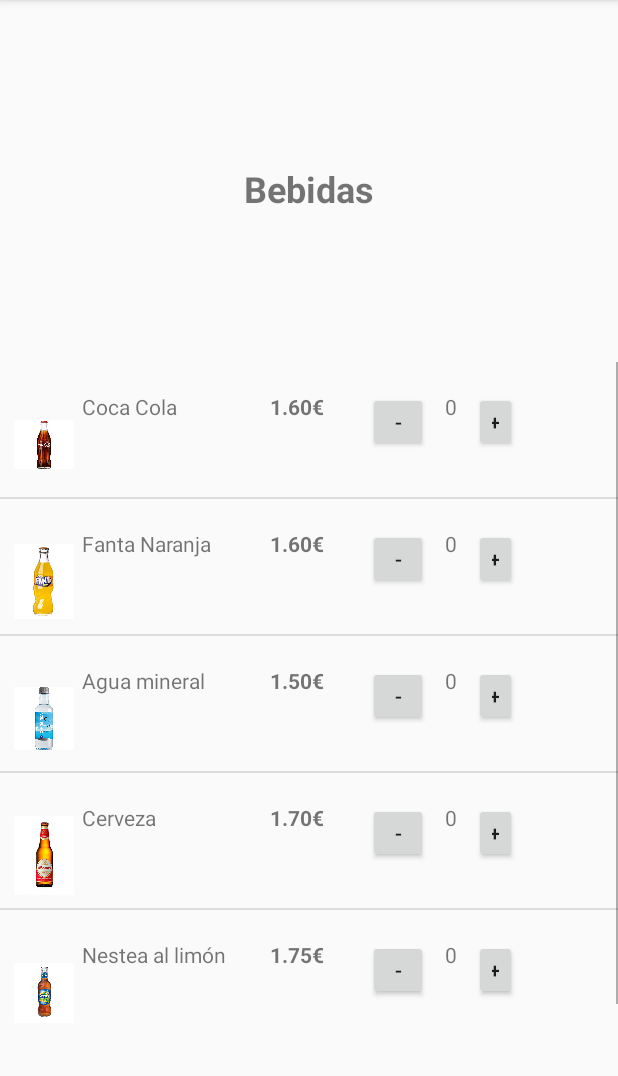
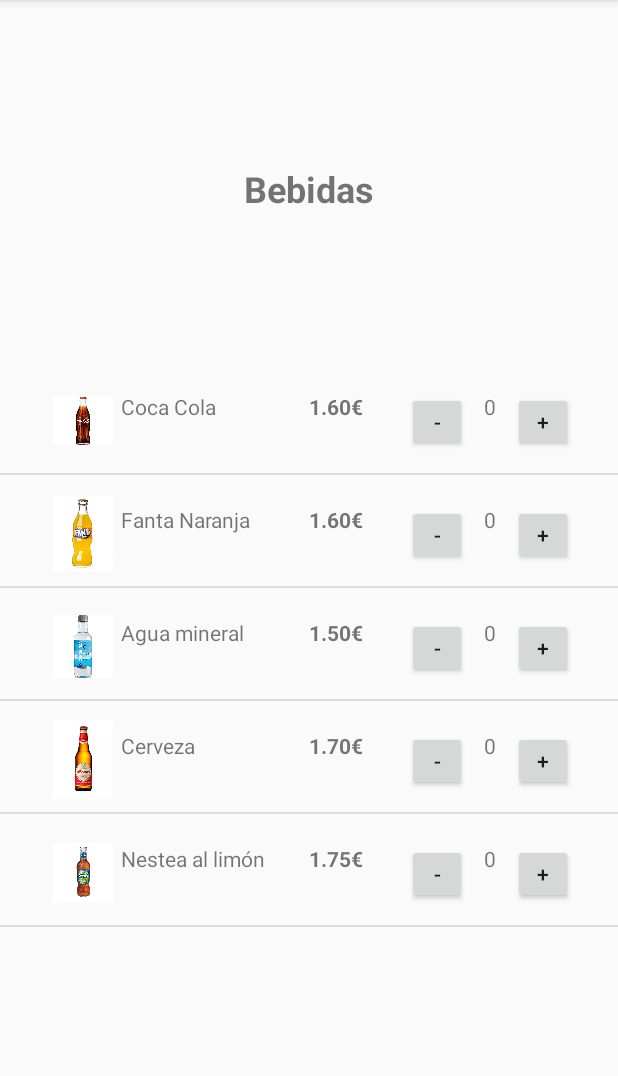
Before and after one commit to HeraWer/ProyectoBarAppMovil, an Android app: the ListaCategorias screen opened directly, with no data from a screen before it, after a tap on "Bebidas", on a phone screen of 412 x 824 dp, the part 84-1160 px from its top. Run offline under Robolectric (Android 15) with nearby library versions, the phone set to English and light mode, and no system bars; network calls fail.

Commit message:
Poniendo el Swipe sin reorganizarse pero si resetea comanda

```diff
--- a/app/src/main/java/com/example/barreinolds/ListaProductos.java
+++ b/app/src/main/java/com/example/barreinolds/ListaProductos.java
@@ -22,6 +22,7 @@
 
 import static com.example.barreinolds.ListaCategorias.lp;
 import static com.example.barreinolds.Mesas.numMesa;
+import static com.example.barreinolds.Mesas.tickets;
 
 public class ListaProductos extends AppCompatActivity {
 
@@ -76,6 +77,7 @@
         @Override
         public View getView(int position, View convertView, ViewGroup parent) {
             final Product producto = getItem(position);
+
             if (convertView == null) {
                 LayoutInflater inflater = (LayoutInflater) getContext().getSystemService(Context.LAYOUT_INFLATER_SERVICE);
                 convertView = inflater.inflate(R.layout.customlayout_productos, parent, false);
--- a/app/src/main/java/com/example/barreinolds/TicketActivity.java
+++ b/app/src/main/java/com/example/barreinolds/TicketActivity.java
@@ -1,11 +1,17 @@
 package com.example.barreinolds;
 
+import androidx.annotation.NonNull;
 import androidx.appcompat.app.AppCompatActivity;
+import androidx.recyclerview.widget.ItemTouchHelper;
 import androidx.recyclerview.widget.LinearLayoutManager;
 import androidx.recyclerview.widget.RecyclerView;
 
 import android.os.Bundle;
+import android.widget.Adapter;
+import android.widget.ArrayAdapter;
 import android.widget.TextView;
+
+import static com.example.barreinolds.TicketProductsAdaper.productsAdapterArray;
 
 public class TicketActivity extends AppCompatActivity {
 
@@ -21,6 +27,7 @@
 
         productosRecyclerView = findViewById(R.id.ProductRecyclerView);
         TicketProductsAdaper adapter = new TicketProductsAdaper(getTicket(Mesas.numMesa).getProductosComanda());
+        new ItemTouchHelper(itemTouchHelperCallback).attachToRecyclerView(productosRecyclerView);
         productosRecyclerView.setAdapter(adapter);
         // Set layout manager to position the items
         productosRecyclerView.setLayoutManager(new LinearLayoutManager(this));
@@ -38,4 +45,17 @@
     }
 
 
+    ItemTouchHelper.SimpleCallback itemTouchHelperCallback =
+            new ItemTouchHelper.SimpleCallback(0, ItemTouchHelper.RIGHT | ItemTouchHelper.LEFT) {
+                @Override
+                public boolean onMove(@NonNull RecyclerView recyclerView, @NonNull RecyclerView.ViewHolder viewHolder, @NonNull RecyclerView.ViewHolder target) {
+                    return false;
+                }
+
+                @Override
+                public void onSwiped(@NonNull RecyclerView.ViewHolder viewHolder, int direction) {
+                   productsAdapterArray.remove(viewHolder.getAdapterPosition());
+                    //adapter.notifyDataSetChanged();
+                }
+            };
 }
--- a/app/src/main/java/com/example/barreinolds/TicketProductsAdaper.java
+++ b/app/src/main/java/com/example/barreinolds/TicketProductsAdaper.java
@@ -11,6 +11,7 @@
 
 import androidx.annotation.NonNull;
 import androidx.core.content.ContextCompat;
+import androidx.recyclerview.widget.ItemTouchHelper;
 import androidx.recyclerview.widget.RecyclerView;
 
 import java.util.ArrayList;
@@ -42,9 +43,9 @@
         }
     }
 
-    private ArrayList<Product> productsAdapterArray;
+    static ArrayList<Product> productsAdapterArray;
 
-    public TicketProductsAdaper(ArrayList<Product> products){
+    public TicketProductsAdaper(ArrayList<Product> products) {
         this.productsAdapterArray = products;
     }
 
@@ -91,6 +92,8 @@
 
     @Override
     public int getItemCount() {
+
         return productsAdapterArray.size();
     }
+
 }
--- a/app/src/main/res/layout/activity_lista_categorias.xml
+++ b/app/src/main/res/layout/activity_lista_categorias.xml
@@ -34,14 +34,14 @@
 
     <Button
         android:id="@+id/verComandaButton"
-        android:layout_width="wrap_content"
-        android:layout_height="wrap_content"
+        android:layout_width="95dp"
+        android:layout_height="69dp"
         android:text="Ver comanda"
-        app:layout_constraintBottom_toTopOf="@+id/nombre_categoria"
+        app:layout_constraintBottom_toTopOf="@+id/lista_categorias"
         app:layout_constraintEnd_toEndOf="parent"
-        app:layout_constraintHorizontal_bias="0.944"
+        app:layout_constraintHorizontal_bias="0.949"
         app:layout_constraintStart_toStartOf="parent"
         app:layout_constraintTop_toTopOf="parent"
-        app:layout_constraintVertical_bias="0.666" />
+        app:layout_constraintVertical_bias="0.336" />
 
 </androidx.constraintlayout.widget.ConstraintLayout>
--- a/app/src/main/res/layout/customlayout_productos.xml
+++ b/app/src/main/res/layout/customlayout_productos.xml
@@ -1,74 +1,77 @@
 <?xml version="1.0" encoding="utf-8"?>
-<RelativeLayout xmlns:android="http://schemas.android.com/apk/res/android"
+<androidx.constraintlayout.widget.ConstraintLayout xmlns:android="http://schemas.android.com/apk/res/android"
     xmlns:app="http://schemas.android.com/apk/res-auto"
     xmlns:tools="http://schemas.android.com/tools"
-    android:orientation="vertical" android:layout_width="match_parent"
-    android:layout_height="match_parent">
+    android:id="@+id/relativeLayout"
+    android:layout_width="match_parent"
+    android:layout_height="match_parent"
+    android:orientation="vertical">
 
     <ImageView
         android:id="@+id/imagen_producto"
         android:layout_width="40dp"
         android:layout_height="70dp"
-        android:layout_alignParentStart="true"
-        android:layout_marginStart="10dp"
-        android:layout_marginTop="20dp"
+        android:layout_marginStart="36dp"
+        android:layout_marginTop="4dp"
+        app:layout_constraintStart_toStartOf="parent"
+        app:layout_constraintTop_toTopOf="parent"
         app:srcCompat="@mipmap/ic_launcher" />
 
     <TextView
         android:id="@+id/nombre_producto"
         android:layout_width="120dp"
         android:layout_height="40dp"
-        android:layout_alignParentTop="true"
         android:layout_marginStart="5dp"
         android:layout_marginTop="20dp"
-        android:layout_toEndOf="@+id/imagen_producto"
         android:text="Producto"
-        android:textSize="14sp" />
+        android:textSize="14sp"
+        app:layout_constraintStart_toEndOf="@+id/imagen_producto"
+        app:layout_constraintTop_toTopOf="parent" />
 
     <TextView
         android:id="@+id/precio_producto"
         android:layout_width="60dp"
         android:layout_height="30dp"
-        android:layout_alignParentTop="true"
         android:layout_marginStart="5dp"
         android:layout_marginTop="20dp"
-        android:layout_toEndOf="@+id/nombre_producto"
         android:text="Precio"
-        android:textStyle="bold" />
+        android:textStyle="bold"
+        app:layout_constraintStart_toEndOf="@+id/nombre_producto"
+        app:layout_constraintTop_toTopOf="parent" />
 
     <Button
         android:id="@+id/boton_resta"
         android:layout_width="40dp"
         android:layout_height="40dp"
-        android:layout_alignParentTop="true"
         android:layout_marginStart="5dp"
         android:layout_marginTop="20dp"
-        android:layout_toEndOf="@+id/precio_producto"
         android:text="-"
-        android:textAlignment="center" />
+        android:textAlignment="center"
+        app:layout_constraintStart_toEndOf="@+id/precio_producto"
+        app:layout_constraintTop_toTopOf="parent" />
 
     <TextView
         android:id="@+id/cantidad_producto"
         android:layout_width="20dp"
         android:layout_height="20dp"
-        android:layout_alignParentTop="true"
         android:layout_marginStart="5dp"
         android:layout_marginTop="20dp"
-        android:layout_toEndOf="@+id/boton_resta"
         android:text="0"
-        android:textAlignment="center" />
+        android:textAlignment="center"
+        app:layout_constraintStart_toEndOf="@+id/boton_resta"
+        app:layout_constraintTop_toTopOf="parent" />
 
     <Button
         android:id="@+id/boton_suma"
         android:layout_width="40dp"
         android:layout_height="40dp"
-        android:layout_alignParentTop="true"
         android:layout_marginStart="5dp"
         android:layout_marginTop="20dp"
         android:layout_marginEnd="70dp"
-        android:layout_toEndOf="@+id/cantidad_producto"
         android:text="+"
-        android:textAlignment="center" />
+        android:textAlignment="center"
+        app:layout_constraintStart_toEndOf="@+id/cantidad_producto"
+        app:layout_constraintTop_toTopOf="parent" />
 
 
-</RelativeLayout>
+</androidx.constraintlayout.widget.ConstraintLayout>
```
